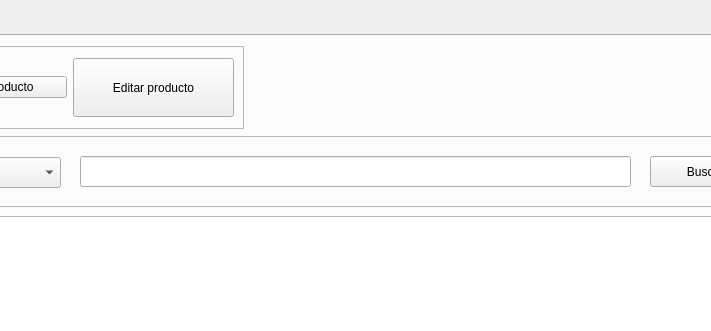
Perer876/tiendita, file code/ui_files/mainwindow.ui: the form before one commit; both pictures show x 292 to 1003 and y 0 to 331 of the 1103 by 820 pixel window.
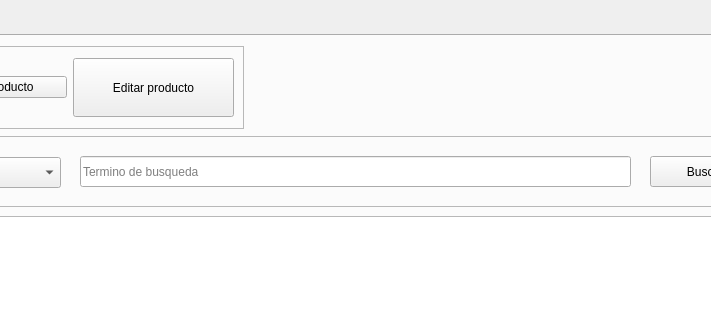
The form after the commit. Icons and pictures are not drawn.

The edit to the form file:
```diff
--- a/code/ui_files/mainwindow.ui
+++ b/code/ui_files/mainwindow.ui
@@ -156,6 +156,12 @@
          <height>31</height>
         </rect>
        </property>
+       <property name="placeholderText">
+        <string>Termino de busqueda</string>
+       </property>
+       <property name="clearButtonEnabled">
+        <bool>true</bool>
+       </property>
       </widget>
       <widget class="QPushButton" name="buscar_producto_pushButton">
        <property name="geometry">
```
